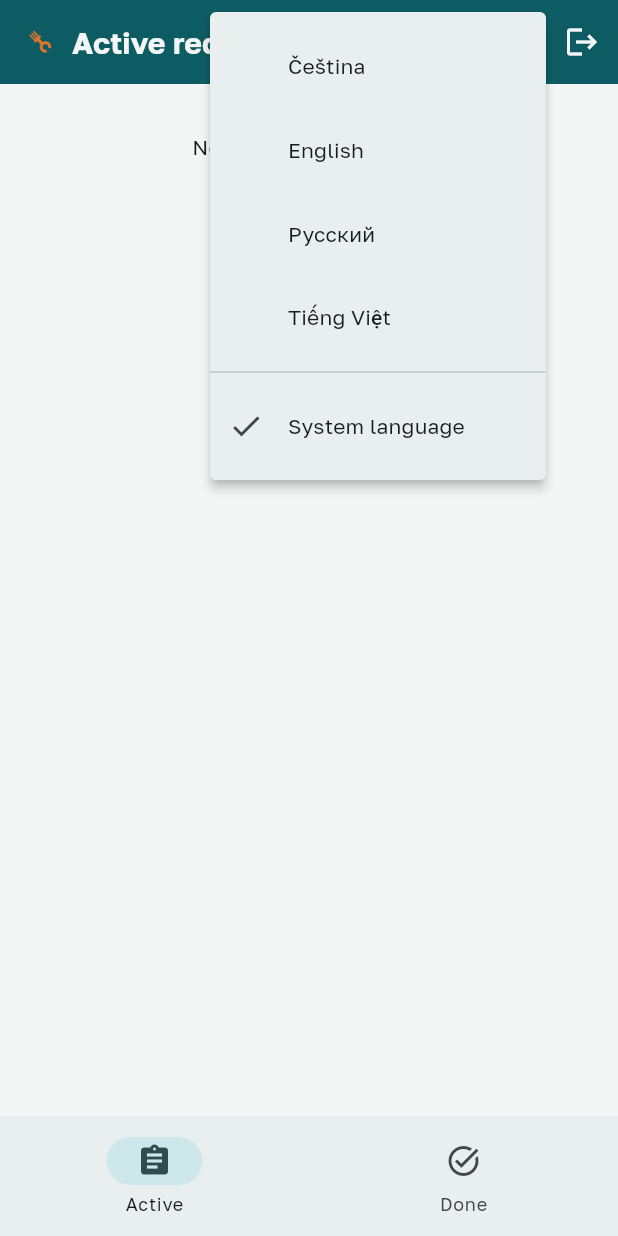
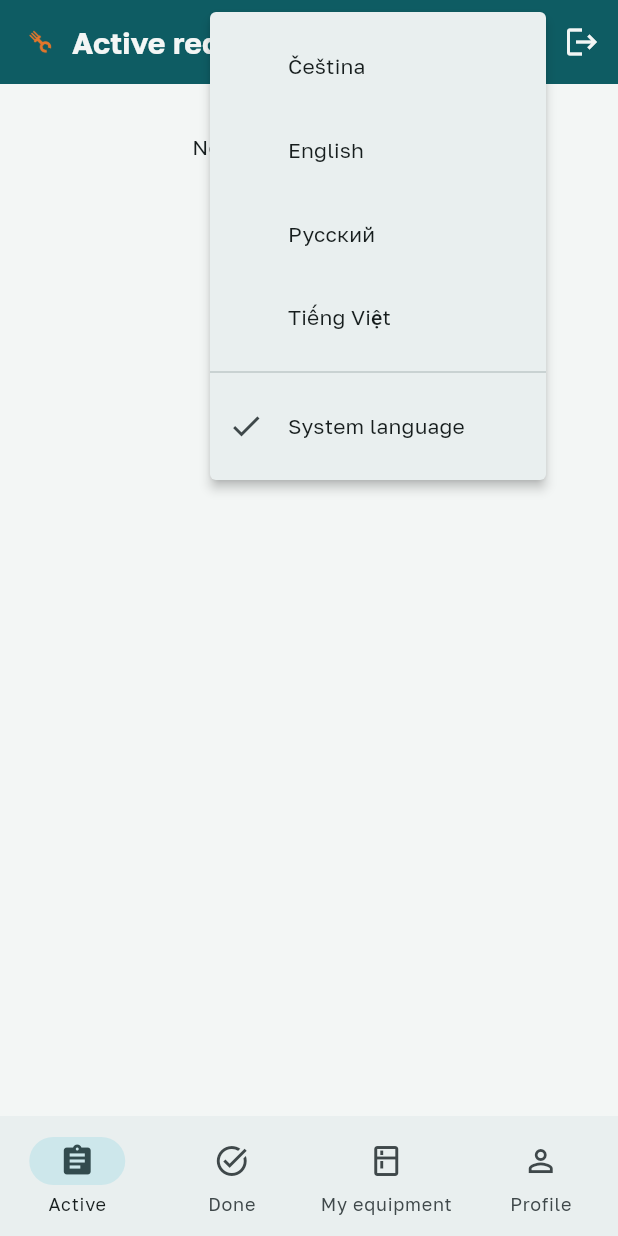
Before and after one commit to savvivs-droid/Project-service, a Flutter app: the screen it shows once a user with an empty profile is signed in, after a tap on the "language" icon, on a phone screen of 412 x 824 dp. Run offline on Flutter 3.47's test engine with Material 3 defaults, Android fonts, the phone set to English and light mode, and no system bars; our stand-ins replace flutter_dotenv, image_picker, shared_preferences, supabase_flutter; accounts and stored records are empty.

```diff
--- a/lib/features/home/client_home_screen.dart
+++ b/lib/features/home/client_home_screen.dart
@@ -1,13 +1,18 @@
 import 'package:flutter/material.dart';
 
+import '../../core/constants/equipment_icons.dart';
+import '../../core/constants/equipment_status.dart';
 import '../../core/constants/request_status.dart';
 import '../../core/l10n/l10n_extension.dart';
 import '../../core/widgets/app_brand.dart';
 import '../../core/widgets/language_switcher.dart';
+import '../../models/equipment.dart';
 import '../../models/profile.dart';
 import '../../models/request_list_item.dart';
 import '../../services/auth_repository.dart';
+import '../../services/equipment_repository.dart';
 import '../../services/service_request_repository.dart';
+import 'client_profile_tab.dart';
 import 'client_request_detail_screen.dart';
 
 class ClientHomeScreen extends StatefulWidget {
@@ -25,7 +30,12 @@ class _ClientHomeScreenState extends State<ClientHomeScreen> {
   @override
   Widget build(BuildContext context) {
     final l10n = context.l10n;
-    final titles = [l10n.adminHomeActiveTab, l10n.adminHomeDoneTab];
+    final titles = [
+      l10n.adminHomeActiveTab,
+      l10n.adminHomeDoneTab,
+      l10n.clientEquipmentTab,
+      l10n.profileTitle,
+    ];
 
     return Scaffold(
       appBar: AppBar(
@@ -48,9 +58,11 @@ class _ClientHomeScreenState extends State<ClientHomeScreen> {
       ),
       body: IndexedStack(
         index: _tabIndex,
-        children: const [
-          _ClientRequestsTab(showActive: true),
-          _ClientRequestsTab(showActive: false),
+        children: [
+          const _ClientRequestsTab(showActive: true),
+          const _ClientRequestsTab(showActive: false),
+          _ClientEquipmentTab(establishmentId: widget.profile.establishmentId),
+          ClientProfileTab(profile: widget.profile),
         ],
       ),
       bottomNavigationBar: NavigationBar(
@@ -66,6 +78,16 @@ class _ClientHomeScreenState extends State<ClientHomeScreen> {
             icon: const Icon(Icons.task_alt_outlined),
             selectedIcon: const Icon(Icons.task_alt),
             label: l10n.navDone,
+          ),
+          NavigationDestination(
+            icon: const Icon(Icons.kitchen_outlined),
+            selectedIcon: const Icon(Icons.kitchen),
+            label: l10n.clientEquipmentTab,
+          ),
+          NavigationDestination(
+            icon: const Icon(Icons.person_outline),
+            selectedIcon: const Icon(Icons.person),
+            label: l10n.profileTitle,
           ),
         ],
       ),
@@ -240,6 +262,131 @@ class _ClientRequestCard extends StatelessWidget {
   }
 }
 
+/// Оборудование заведения клиента — только чтение (добавляет и меняет
+/// оборудование только администратор, см. EstablishmentDetailScreen).
+class _ClientEquipmentTab extends StatefulWidget {
+  const _ClientEquipmentTab({required this.establishmentId});
+
+  final String? establishmentId;
+
+  @override
+  State<_ClientEquipmentTab> createState() => _ClientEquipmentTabState();
+}
+
+class _ClientEquipmentTabState extends State<_ClientEquipmentTab> {
+  final _repository = EquipmentRepository();
+  late Future<List<Equipment>> _equipmentFuture;
+
+  @override
+  void initState() {
+    super.initState();
+    _equipmentFuture = _fetch();
+  }
+
+  Future<List<Equipment>> _fetch() {
+    final establishmentId = widget.establishmentId;
+    if (establishmentId == null) return Future.value(const []);
+    return _repository.fetchForEstablishment(establishmentId);
+  }
+
+  Future<void> _refresh() async {
+    final future = _fetch();
+    setState(() => _equipmentFuture = future);
+    await future;
+  }
+
+  @override
+  Widget build(BuildContext context) {
+    return FutureBuilder<List<Equipment>>(
+      future: _equipmentFuture,
+      builder: (context, snapshot) {
+        if (snapshot.connectionState == ConnectionState.waiting) {
+          return const Center(child: CircularProgressIndicator());
+        }
+
+        if (snapshot.hasError) {
+          return Center(
+            child: Padding(
+              padding: const EdgeInsets.all(24),
+              child: Text(
+                context.l10n.equipmentLoadError(snapshot.error.toString()),
+              ),
+            ),
+          );
+        }
+
+        final equipment = snapshot.data ?? const [];
+        if (equipment.isEmpty) {
+          return RefreshIndicator(
+            onRefresh: _refresh,
+            child: ListView(
+              children: [
+                Padding(
+                  padding: const EdgeInsets.all(32),
+                  child: Center(child: Text(context.l10n.noEquipmentYet)),
+                ),
+              ],
+            ),
+          );
+        }
+
+        return RefreshIndicator(
+          onRefresh: _refresh,
+          child: ListView.builder(
+            padding: const EdgeInsets.all(16),
+            itemCount: equipment.length,
+            itemBuilder: (context, index) =>
+                _ClientEquipmentCard(equipment: equipment[index]),
+          ),
+        );
+      },
+    );
+  }
+}
+
+class _ClientEquipmentCard extends StatelessWidget {
+  const _ClientEquipmentCard({required this.equipment});
+
+  final Equipment equipment;
+
+  Color _statusColor(BuildContext context) => switch (equipment.status) {
+        EquipmentStatus.active => const Color(0xFF2F9E63),
+        EquipmentStatus.inRepair => const Color(0xFF2F6FED),
+        EquipmentStatus.decommissioned => const Color(0xFF6E7B93),
+      };
+
+  @override
+  Widget build(BuildContext context) {
+    return Card(
+      margin: const EdgeInsets.only(bottom: 8),
+      child: ListTile(
+        leading: CircleAvatar(
+          backgroundColor: _statusColor(context),
+          child: Icon(
+            equipmentTypeIcon(equipment.type),
+            color: Colors.white,
+            size: 20,
+          ),
+        ),
+        title: Text(equipmentTypeLabel(context, equipment.type)),
+        subtitle: Text([
+          if (equipment.model != null) equipment.model!,
+          if (equipment.stickerCode != null) equipment.stickerCode!,
+        ].join(' · ')),
+        trailing: Chip(
+          label: Text(
+            equipment.status.label(context),
+            style: const TextStyle(color: Colors.white, fontSize: 12),
+          ),
+          backgroundColor: _statusColor(context),
+          side: BorderSide.none,
+          visualDensity: VisualDensity.compact,
+        ),
+      ),
+    );
+  }
+}
+
 String _formatDateTime(DateTime dateTime) {
   final local = dateTime.toLocal();
   final day = local.day.toString().padLeft(2, '0');
--- /dev/null
+++ b/lib/features/home/client_profile_tab.dart
@@ -0,0 +1,236 @@
+import 'package:flutter/material.dart';
+import 'package:supabase_flutter/supabase_flutter.dart';
+
+import '../../core/l10n/l10n_extension.dart';
+import '../../models/profile.dart';
+import '../../services/auth_repository.dart';
+import '../../services/profile_repository.dart';
+
+/// Вкладка профиля клиента — редактирование имени/телефона, смена email
+/// и пароля. Роль и заведение здесь не меняются: это защищено RLS
+/// (см. trg_protect_profile_privileges в supabase/schema.sql).
+class ClientProfileTab extends StatefulWidget {
+  const ClientProfileTab({super.key, required this.profile});
+
+  final Profile profile;
+
+  @override
+  State<ClientProfileTab> createState() => _ClientProfileTabState();
+}
+
+class _ClientProfileTabState extends State<ClientProfileTab> {
+  final _profileFormKey = GlobalKey<FormState>();
+  final _emailFormKey = GlobalKey<FormState>();
+  final _passwordFormKey = GlobalKey<FormState>();
+
+  final _profileRepository = ProfileRepository();
+  final _authRepository = AuthRepository();
+
+  late final TextEditingController _fullNameController;
+  late final TextEditingController _phoneController;
+  late final TextEditingController _emailController;
+  final _newPasswordController = TextEditingController();
+
+  bool _isSavingProfile = false;
+  bool _isSavingEmail = false;
+  bool _isSavingPassword = false;
+
+  @override
+  void initState() {
+    super.initState();
+    _fullNameController =
+        TextEditingController(text: widget.profile.fullName ?? '');
+    _phoneController = TextEditingController(text: widget.profile.phone ?? '');
+    _emailController =
+        TextEditingController(text: _authRepository.currentUser?.email ?? '');
+  }
+
+  @override
+  void dispose() {
+    _fullNameController.dispose();
+    _phoneController.dispose();
+    _emailController.dispose();
+    _newPasswordController.dispose();
+    super.dispose();
+  }
+
+  void _showMessage(String message) {
+    ScaffoldMessenger.of(context).showSnackBar(SnackBar(content: Text(message)));
+  }
+
+  Future<void> _saveProfile() async {
+    if (!_profileFormKey.currentState!.validate()) return;
+    setState(() => _isSavingProfile = true);
+    try {
+      await _profileRepository.updateProfile(
+        fullName: _fullNameController.text.trim(),
+        phone: _phoneController.text.trim(),
+      );
+      if (mounted) _showMessage(context.l10n.profileSaved);
+    } catch (_) {
+      if (mounted) _showMessage(context.l10n.profileSaveError);
+    } finally {
+      if (mounted) setState(() => _isSavingProfile = false);
+    }
+  }
+
+  Future<void> _saveEmail() async {
+    if (!_emailFormKey.currentState!.validate()) return;
+    setState(() => _isSavingEmail = true);
+    try {
+      await _authRepository.updateEmail(_emailController.text.trim());
+      if (mounted) _showMessage(context.l10n.emailChangeRequested);
+    } on AuthException catch (e) {
+      if (mounted) _showMessage(e.message);
+    } catch (_) {
+      if (mounted) _showMessage(context.l10n.emailChangeError);
+    } finally {
+      if (mounted) setState(() => _isSavingEmail = false);
+    }
+  }
+
+  Future<void> _savePassword() async {
+    if (!_passwordFormKey.currentState!.validate()) return;
+    setState(() => _isSavingPassword = true);
+    try {
+      await _authRepository.updatePassword(_newPasswordController.text);
+      _newPasswordController.clear();
+      if (mounted) _showMessage(context.l10n.passwordChanged);
+    } on AuthException catch (e) {
+      if (mounted) _showMessage(e.message);
+    } catch (_) {
+      if (mounted) _showMessage(context.l10n.passwordChangeError);
+    } finally {
+      if (mounted) setState(() => _isSavingPassword = false);
+    }
+  }
+
+  @override
+  Widget build(BuildContext context) {
+    return ListView(
+      padding: const EdgeInsets.all(16),
+      children: [
+        Text(context.l10n.profilePersonalDataTitle,
+            style: Theme.of(context).textTheme.titleSmall),
+        const SizedBox(height: 12),
+        Form(
+          key: _profileFormKey,
+          child: Column(
+            crossAxisAlignment: CrossAxisAlignment.stretch,
+            children: [
+              TextFormField(
+                controller: _fullNameController,
+                decoration:
+                    InputDecoration(labelText: context.l10n.registerFullNameLabel),
+                validator: (value) => (value == null || value.trim().isEmpty)
+                    ? context.l10n.registerFullNameRequired
+                    : null,
+              ),
+              const SizedBox(height: 12),
+              TextFormField(
+                controller: _phoneController,
+                keyboardType: TextInputType.phone,
+                decoration:
+                    InputDecoration(labelText: context.l10n.registerPhoneLabel),
+                validator: (value) => (value == null || value.trim().isEmpty)
+                    ? context.l10n.registerPhoneRequired
+                    : null,
+              ),
+              const SizedBox(height: 12),
+              Align(
+                alignment: Alignment.centerRight,
+                child: FilledButton(
+                  onPressed: _isSavingProfile ? null : _saveProfile,
+                  child: _isSavingProfile
+                      ? const SizedBox(
+                          height: 18,
+                          width: 18,
+                          child: CircularProgressIndicator(strokeWidth: 2),
+                        )
+                      : Text(context.l10n.saveButton),
+                ),
+              ),
+            ],
+          ),
+        ),
+        const SizedBox(height: 28),
+        const Divider(),
+        const SizedBox(height: 12),
+        Text(context.l10n.profileEmailSectionTitle,
+            style: Theme.of(context).textTheme.titleSmall),
+        const SizedBox(height: 4),
+        Text(context.l10n.profileEmailHint,
+            style: Theme.of(context).textTheme.bodySmall),
+        const SizedBox(height: 12),
+        Form(
+          key: _emailFormKey,
+          child: Column(
+            crossAxisAlignment: CrossAxisAlignment.stretch,
+            children: [
+              TextFormField(
+                controller: _emailController,
+                keyboardType: TextInputType.emailAddress,
+                decoration:
+                    InputDecoration(labelText: context.l10n.loginEmailLabel),
+                validator: (value) => (value == null || !value.contains('@'))
+                    ? context.l10n.loginEmailInvalid
+                    : null,
+              ),
+              const SizedBox(height: 12),
+              Align(
+                alignment: Alignment.centerRight,
+                child: OutlinedButton(
+                  onPressed: _isSavingEmail ? null : _saveEmail,
+                  child: _isSavingEmail
+                      ? const SizedBox(
+                          height: 18,
+                          width: 18,
+                          child: CircularProgressIndicator(strokeWidth: 2),
+                        )
+                      : Text(context.l10n.profileChangeEmailButton),
+                ),
+              ),
+            ],
+          ),
+        ),
+        const SizedBox(height: 28),
+        const Divider(),
+        const SizedBox(height: 12),
+        Text(context.l10n.profilePasswordSectionTitle,
+            style: Theme.of(context).textTheme.titleSmall),
+        const SizedBox(height: 12),
+        Form(
+          key: _passwordFormKey,
+          child: Column(
+            crossAxisAlignment: CrossAxisAlignment.stretch,
+            children: [
+              TextFormField(
+                controller: _newPasswordController,
+                obscureText: true,
+                decoration: InputDecoration(
+                    labelText: context.l10n.profileNewPasswordLabel),
+                validator: (value) => (value == null || value.length < 6)
+                    ? context.l10n.loginPasswordTooShort
+                    : null,
+              ),
+              const SizedBox(height: 12),
+              Align(
+                alignment: Alignment.centerRight,
+                child: OutlinedButton(
+                  onPressed: _isSavingPassword ? null : _savePassword,
+                  child: _isSavingPassword
+                      ? const SizedBox(
+                          height: 18,
+                          width: 18,
+                          child: CircularProgressIndicator(strokeWidth: 2),
+                        )
+                      : Text(context.l10n.profileChangePasswordButton),
+                ),
+              ),
+            ],
+          ),
+        ),
+      ],
+    );
+  }
+}
--- a/lib/l10n/app_cs.arb
+++ b/lib/l10n/app_cs.arb
@@ -508,5 +508,65 @@
   "equipmentTypeCuttingTable": "Krájecí stůl",
   "@equipmentTypeCuttingTable": {
     "description": "Equipment type: cutting table"
+  },
+  "clientEquipmentTab": "Moje vybavení",
+  "@clientEquipmentTab": {
+    "description": "Client bottom nav: equipment tab"
+  },
+  "profileTitle": "Profil",
+  "@profileTitle": {
+    "description": "Client bottom nav: profile tab / app bar title"
+  },
+  "profilePersonalDataTitle": "Osobní údaje",
+  "@profilePersonalDataTitle": {
+    "description": "Profile: personal data section title"
+  },
+  "profileSaved": "Údaje uloženy",
+  "@profileSaved": {
+    "description": "Profile: save success message"
+  },
+  "profileSaveError": "Nepodařilo se uložit údaje",
+  "@profileSaveError": {
+    "description": "Profile: save error"
+  },
+  "profileEmailSectionTitle": "E-mail",
+  "@profileEmailSectionTitle": {
+    "description": "Profile: email section title"
+  },
+  "profileEmailHint": "Po změně e-mailu může být potřeba potvrzení odkazem z dopisu.",
+  "@profileEmailHint": {
+    "description": "Profile: email change hint"
+  },
+  "profileChangeEmailButton": "Změnit e-mail",
+  "@profileChangeEmailButton": {
+    "description": "Profile: change email button"
+  },
+  "emailChangeRequested": "Žádost odeslána. Zkontrolujte poštu, pokud je potřeba potvrzení.",
+  "@emailChangeRequested": {
+    "description": "Profile: email change requested message"
+  },
+  "emailChangeError": "Nepodařilo se změnit e-mail",
+  "@emailChangeError": {
+    "description": "Profile: email change error"
+  },
+  "profilePasswordSectionTitle": "Heslo",
+  "@profilePasswordSectionTitle": {
+    "description": "Profile: password section title"
+  },
+  "profileNewPasswordLabel": "Nové heslo",
+  "@profileNewPasswordLabel": {
+    "description": "Profile: new password field label"
+  },
+  "profileChangePasswordButton": "Změnit heslo",
+  "@profileChangePasswordButton": {
+    "description": "Profile: change password button"
+  },
+  "passwordChanged": "Heslo bylo změněno",
+  "@passwordChanged": {
+    "description": "Profile: password change success"
+  },
+  "passwordChangeError": "Nepodařilo se změnit heslo",
+  "@passwordChangeError": {
+    "description": "Profile: password change error"
   }
 }
--- a/lib/l10n/app_en.arb
+++ b/lib/l10n/app_en.arb
@@ -508,5 +508,65 @@
   "equipmentTypeCuttingTable": "Cutting table",
   "@equipmentTypeCuttingTable": {
     "description": "Equipment type: cutting table"
+  },
+  "clientEquipmentTab": "My equipment",
+  "@clientEquipmentTab": {
+    "description": "Client bottom nav: equipment tab"
+  },
+  "profileTitle": "Profile",
+  "@profileTitle": {
+    "description": "Client bottom nav: profile tab / app bar title"
+  },
+  "profilePersonalDataTitle": "Personal details",
+  "@profilePersonalDataTitle": {
+    "description": "Profile: personal data section title"
+  },
+  "profileSaved": "Details saved",
+  "@profileSaved": {
+    "description": "Profile: save success message"
+  },
+  "profileSaveError": "Couldn't save the details",
+  "@profileSaveError": {
+    "description": "Profile: save error"
+  },
+  "profileEmailSectionTitle": "Email",
+  "@profileEmailSectionTitle": {
+    "description": "Profile: email section title"
+  },
+  "profileEmailHint": "After changing your email, you may need to confirm it via the link we send.",
+  "@profileEmailHint": {
+    "description": "Profile: email change hint"
+  },
+  "profileChangeEmailButton": "Change email",
+  "@profileChangeEmailButton": {
+    "description": "Profile: change email button"
+  },
+  "emailChangeRequested": "Request sent. Check your inbox if confirmation is needed.",
+  "@emailChangeRequested": {
+    "description": "Profile: email change requested message"
+  },
+  "emailChangeError": "Couldn't change the email",
+  "@emailChangeError": {
+    "description": "Profile: email change error"
+  },
+  "profilePasswordSectionTitle": "Password",
+  "@profilePasswordSectionTitle": {
+    "description": "Profile: password section title"
+  },
+  "profileNewPasswordLabel": "New password",
+  "@profileNewPasswordLabel": {
+    "description": "Profile: new password field label"
+  },
+  "profileChangePasswordButton": "Change password",
+  "@profileChangePasswordButton": {
+    "description": "Profile: change password button"
+  },
+  "passwordChanged": "Password changed",
+  "@passwordChanged": {
+    "description": "Profile: password change success"
+  },
+  "passwordChangeError": "Couldn't change the password",
+  "@passwordChangeError": {
+    "description": "Profile: password change error"
   }
 }
--- a/lib/l10n/app_ru.arb
+++ b/lib/l10n/app_ru.arb
@@ -508,5 +508,65 @@
   "equipmentTypeCuttingTable": "Разделочный стол",
   "@equipmentTypeCuttingTable": {
     "description": "Equipment type: cutting table"
+  },
+  "clientEquipmentTab": "Моё оборудование",
+  "@clientEquipmentTab": {
+    "description": "Client bottom nav: equipment tab"
+  },
+  "profileTitle": "Профиль",
+  "@profileTitle": {
+    "description": "Client bottom nav: profile tab / app bar title"
+  },
+  "profilePersonalDataTitle": "Личные данные",
+  "@profilePersonalDataTitle": {
+    "description": "Profile: personal data section title"
+  },
+  "profileSaved": "Данные сохранены",
+  "@profileSaved": {
+    "description": "Profile: save success message"
+  },
+  "profileSaveError": "Не удалось сохранить данные",
+  "@profileSaveError": {
+    "description": "Profile: save error"
+  },
+  "profileEmailSectionTitle": "Email",
+  "@profileEmailSectionTitle": {
+    "description": "Profile: email section title"
+  },
+  "profileEmailHint": "После смены email может понадобиться подтверждение по ссылке из письма.",
+  "@profileEmailHint": {
+    "description": "Profile: email change hint"
+  },
+  "profileChangeEmailButton": "Изменить email",
+  "@profileChangeEmailButton": {
+    "description": "Profile: change email button"
+  },
+  "emailChangeRequested": "Запрос отправлен. Проверьте почту, если потребуется подтверждение.",
+  "@emailChangeRequested": {
+    "description": "Profile: email change requested message"
+  },
+  "emailChangeError": "Не удалось изменить email",
+  "@emailChangeError": {
+    "description": "Profile: email change error"
+  },
+  "profilePasswordSectionTitle": "Пароль",
+  "@profilePasswordSectionTitle": {
+    "description": "Profile: password section title"
+  },
+  "profileNewPasswordLabel": "Новый пароль",
+  "@profileNewPasswordLabel": {
+    "description": "Profile: new password field label"
+  },
+  "profileChangePasswordButton": "Изменить пароль",
+  "@profileChangePasswordButton": {
+    "description": "Profile: change password button"
+  },
+  "passwordChanged": "Пароль изменён",
+  "@passwordChanged": {
+    "description": "Profile: password change success"
+  },
+  "passwordChangeError": "Не удалось изменить пароль",
+  "@passwordChangeError": {
+    "description": "Profile: password change error"
   }
 }
--- a/lib/l10n/app_vi.arb
+++ b/lib/l10n/app_vi.arb
@@ -508,5 +508,65 @@
   "equipmentTypeCuttingTable": "Bàn sơ chế",
   "@equipmentTypeCuttingTable": {
     "description": "Equipment type: cutting table"
+  },
+  "clientEquipmentTab": "Thiết bị của tôi",
+  "@clientEquipmentTab": {
+    "description": "Client bottom nav: equipment tab"
+  },
+  "profileTitle": "Hồ sơ",
+  "@profileTitle": {
+    "description": "Client bottom nav: profile tab / app bar title"
+  },
+  "profilePersonalDataTitle": "Thông tin cá nhân",
+  "@profilePersonalDataTitle": {
+    "description": "Profile: personal data section title"
+  },
+  "profileSaved": "Đã lưu thông tin",
+  "@profileSaved": {
+    "description": "Profile: save success message"
+  },
+  "profileSaveError": "Không thể lưu thông tin",
+  "@profileSaveError": {
+    "description": "Profile: save error"
+  },
+  "profileEmailSectionTitle": "Email",
+  "@profileEmailSectionTitle": {
+    "description": "Profile: email section title"
+  },
+  "profileEmailHint": "Sau khi đổi email, có thể cần xác nhận qua liên kết trong thư.",
+  "@profileEmailHint": {
+    "description": "Profile: email change hint"
+  },
+  "profileChangeEmailButton": "Đổi email",
+  "@profileChangeEmailButton": {
+    "description": "Profile: change email button"
+  },
+  "emailChangeRequested": "Đã gửi yêu cầu. Kiểm tra hộp thư nếu cần xác nhận.",
+  "@emailChangeRequested": {
+    "description": "Profile: email change requested message"
+  },
+  "emailChangeError": "Không thể đổi email",
+  "@emailChangeError": {
+    "description": "Profile: email change error"
+  },
+  "profilePasswordSectionTitle": "Mật khẩu",
+  "@profilePasswordSectionTitle": {
+    "description": "Profile: password section title"
+  },
+  "profileNewPasswordLabel": "Mật khẩu mới",
+  "@profileNewPasswordLabel": {
+    "description": "Profile: new password field label"
+  },
+  "profileChangePasswordButton": "Đổi mật khẩu",
+  "@profileChangePasswordButton": {
+    "description": "Profile: change password button"
+  },
+  "passwordChanged": "Đã đổi mật khẩu",
+  "@passwordChanged": {
+    "description": "Profile: password change success"
+  },
+  "passwordChangeError": "Không thể đổi mật khẩu",
+  "@passwordChangeError": {
+    "description": "Profile: password change error"
   }
 }
```
Also changed, not shown: lib/services/auth_repository.dart (+12 -0 lines), lib/services/profile_repository.dart (+13 -0 lines), lib/l10n/generated/app_localizations.dart, lib/l10n/generated/app_localizations_cs.dart, lib/l10n/generated/app_localizations_en.dart, lib/l10n/generated/app_localizations_ru.dart, lib/l10n/generated/app_localizations_vi.dart.
